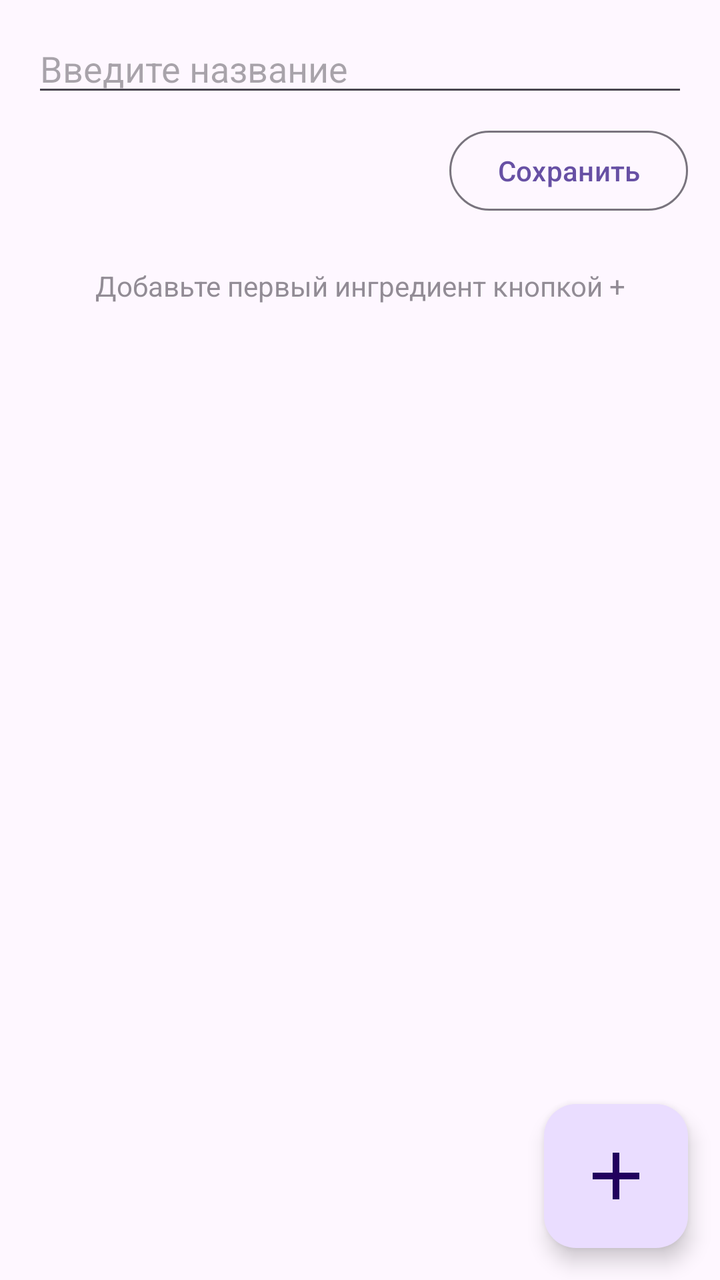
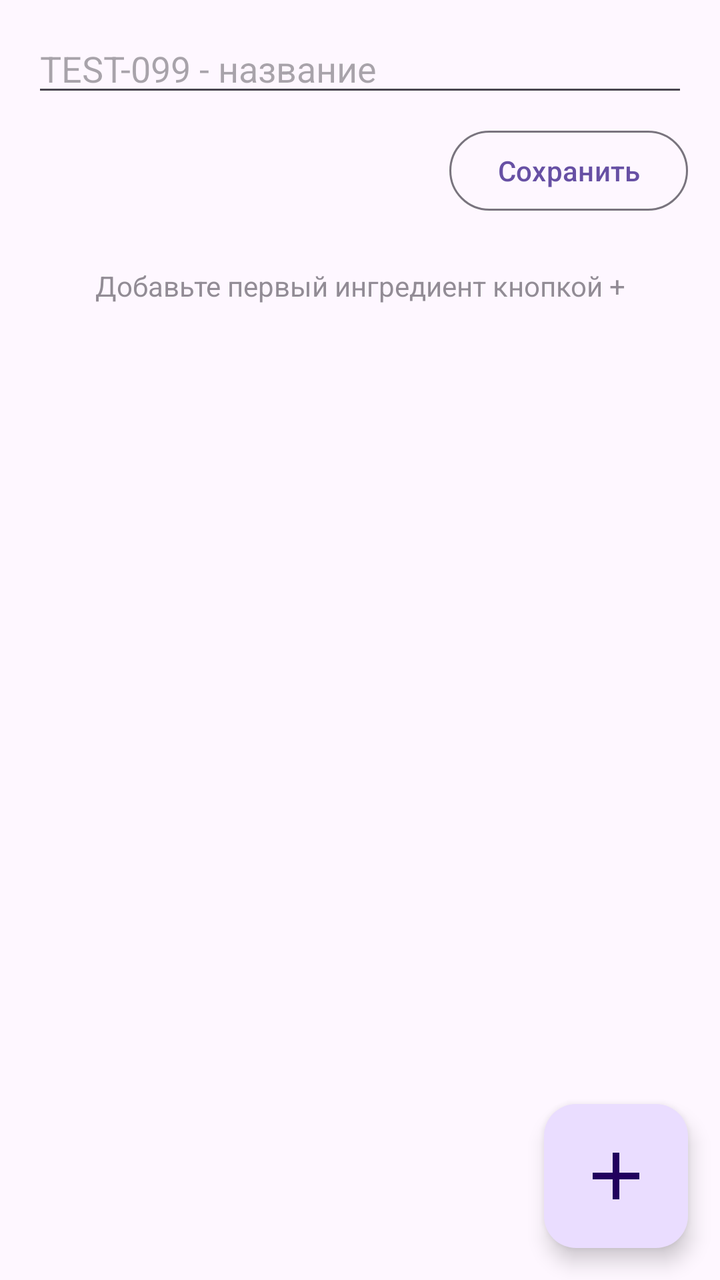

Two renders of the same Android screen: before a commit and after it. Below are the layout's source before the change and the commit's diff.
<!-- AndroidManifest.xml: application theme Theme.CondiCalc -->
<!-- res/layout/activity_add_recipe.xml -->
<?xml version="1.0" encoding="utf-8"?>
<FrameLayout xmlns:android="http://schemas.android.com/apk/res/android"
    xmlns:app="http://schemas.android.com/apk/res-auto"
    android:fitsSystemWindows="true"
    android:layout_width="match_parent"
    android:layout_height="match_parent">

    <LinearLayout
        android:layout_width="match_parent"
        android:layout_height="match_parent"
        android:orientation="vertical"
        android:paddingHorizontal="16dp"
        android:paddingTop="12dp">

        <EditText
            android:id="@+id/recipeNameInput"
            android:layout_width="match_parent"
            android:layout_height="wrap_content"
            android:hint="Введите название"
            android:inputType="textCapSentences" />

        <LinearLayout
            android:layout_width="match_parent"
            android:layout_height="wrap_content"
            android:layout_marginTop="8dp"
            android:gravity="center_vertical"
            android:orientation="horizontal">

            <TextView
                android:id="@+id/totalText"
                android:layout_width="0dp"
                android:layout_height="wrap_content"
                android:layout_weight="1"
                android:textAppearance="?attr/textAppearanceTitleMedium" />

            <Button
                android:id="@+id/saveRecipeBtn"
                style="?attr/materialButtonOutlinedStyle"
                android:layout_width="wrap_content"
                android:layout_height="wrap_content"
                android:text="Сохранить" />
        </LinearLayout>

        <TextView
            android:id="@+id/emptyHint"
            android:layout_width="match_parent"
            android:layout_height="wrap_content"
            android:layout_marginTop="24dp"
            android:alpha="0.6"
            android:gravity="center"
            android:text="Добавьте первый ингредиент кнопкой +" />

        <androidx.recyclerview.widget.RecyclerView
            android:id="@+id/ingredientEditList"
            android:layout_width="match_parent"
            android:layout_height="0dp"
            android:layout_marginTop="8dp"
            android:layout_weight="1"
            android:clipToPadding="false"
            android:paddingBottom="88dp" />
    </LinearLayout>

    <com.google.android.material.floatingactionbutton.FloatingActionButton
        android:id="@+id/addIngredientBtn"
        android:layout_width="wrap_content"
        android:layout_height="wrap_content"
        android:layout_gravity="bottom|end"
        android:layout_margin="16dp"
        android:contentDescription="Добавить ингредиент"
        app:fabCustomSize="72dp"
        app:maxImageSize="40dp"
        android:src="@drawable/ic_add" />
</FrameLayout>
<!-- resources referenced by this layout -->
<resources>
  <!-- drawable ic_add (drawable) -->
  <vector xmlns:android="http://schemas.android.com/apk/res/android"
      android:width="24dp"
      android:height="24dp"
      android:viewportWidth="24"
      android:viewportHeight="24">
  
      <path
          android:fillColor="@android:color/white"
          android:pathData="M19,13h-6v6h-2v-6H5v-2h6V5h2v6h6v2Z" />
  </vector>
  <style name="Theme.CondiCalc" parent="Theme.Material3.DayNight.NoActionBar" />
</resources>

<!-- the commit's change to res/layout/activity_add_recipe.xml (unified diff, before → after) -->
@@ -16,7 +16,7 @@
             android:id="@+id/recipeNameInput"
             android:layout_width="match_parent"
             android:layout_height="wrap_content"
-            android:hint="Введите название"
+            android:hint="TEST-099 - название"
             android:inputType="textCapSentences" />
 
         <LinearLayout
